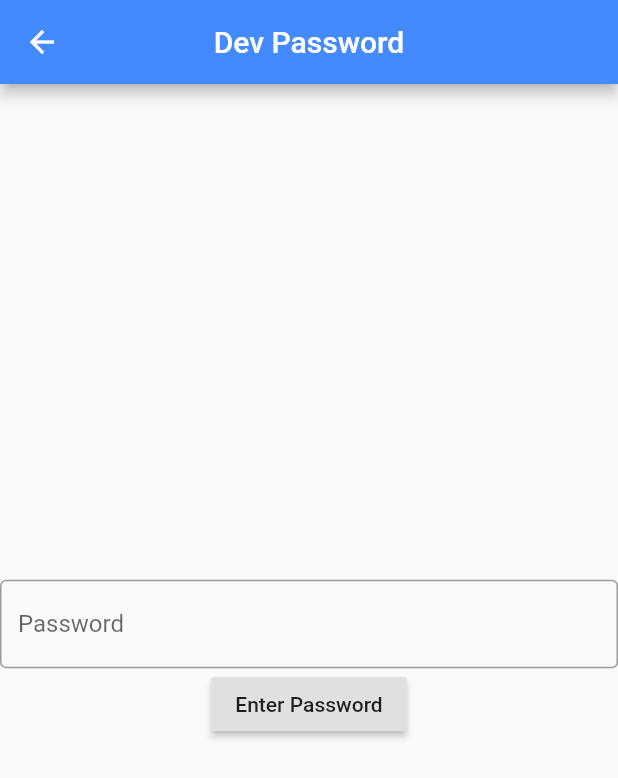
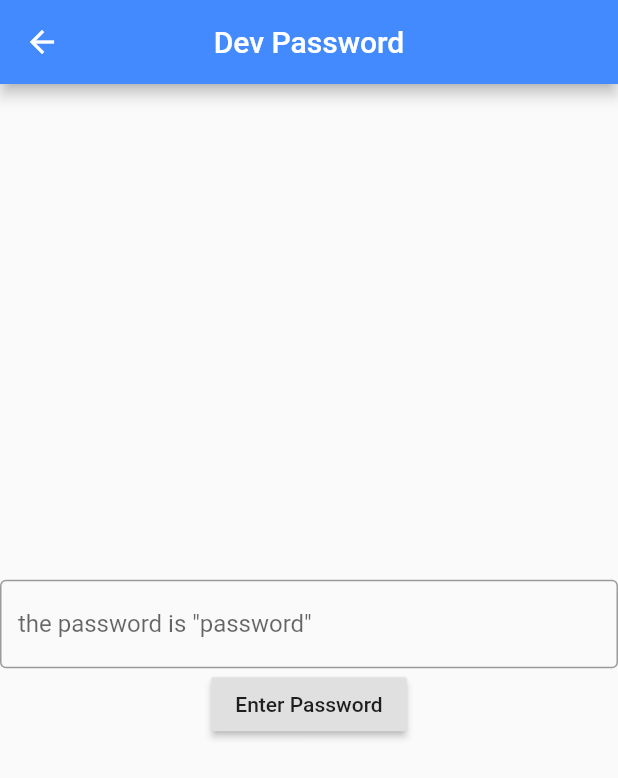
Before and after one commit to cayubweeums/Ticket-Manager, a Flutter app: the PassPage screen opened directly, on a phone screen of 412 x 824 dp. Shown: the top 778 px of the screen. Run offline on Flutter 3.47's test engine with Material 2 defaults, Android fonts, the phone set to English and light mode, and no system bars; our stand-ins replace firebase_auth, firebase_core; accounts and stored records are empty.

Commit message:
small Ui changes, fixing layout of code so looks better

```diff
--- a/ticket_manager/lib/Pages/password_page.dart
+++ b/ticket_manager/lib/Pages/password_page.dart
@@ -1,6 +1,5 @@
 import 'package:flutter/material.dart';
 import 'dev_ticket_page.dart';
-
 
 class PassPage extends StatefulWidget {
   @override
@@ -10,15 +9,14 @@ class PassPage extends StatefulWidget {
 //Password is "password"
 
 class PassPageState extends State<PassPage> {
-
   TextEditingController _controller = new TextEditingController();
   get passtext => _controller.text;
 
-  _checksum(){
-    if (passtext == "password"){
-      Navigator.push(context, MaterialPageRoute(builder: (context) => DevTick()));
+  _checksum() {
+    if (passtext == "password") {
+      Navigator.push(
+          context, MaterialPageRoute(builder: (context) => DevTick()));
     }
-
   }
 
   @override
@@ -40,11 +38,13 @@ class PassPageState extends State<PassPage> {
               obscureText: true,
               decoration: InputDecoration(
                 border: OutlineInputBorder(),
-                labelText: 'Password',
+                labelText: 'the password is "password"',
               ),
             ),
             RaisedButton(
-              onPressed: (){_checksum();},
+              onPressed: () {
+                _checksum();
+              },
               child: Text('Enter Password'),
             ),
           ],
```
